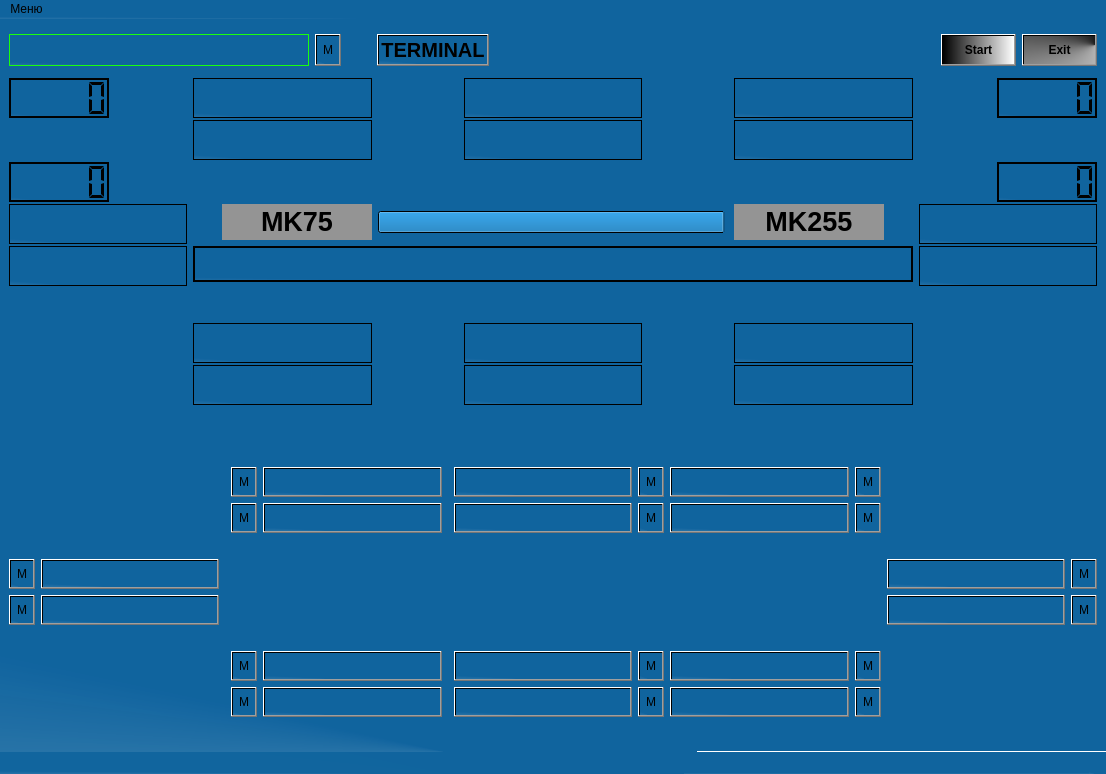
The window that Maintenance_design_manas.ui (meteoaza/maint) describes before a commit, drawn with Qt 5.
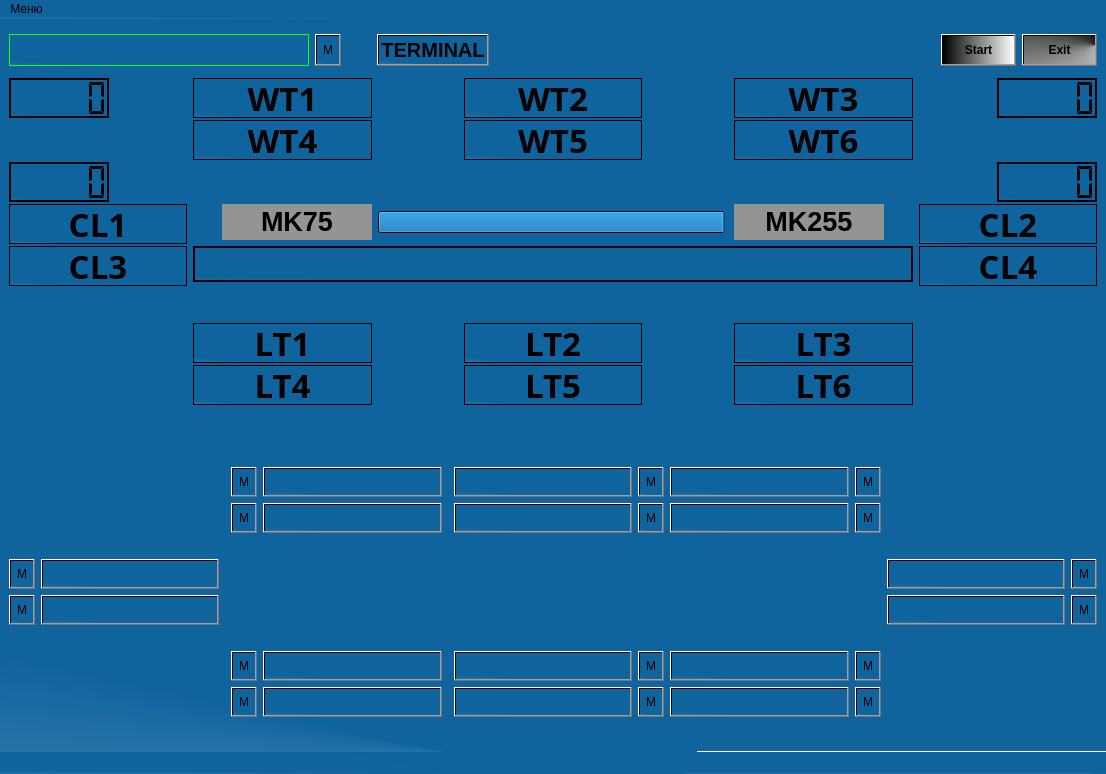
The same window after the commit. Icons and pictures are not drawn.

The edit to the form file:
```diff
--- a/Maintenance_design_manas.ui
+++ b/Maintenance_design_manas.ui
@@ -327,7 +327,7 @@
          <enum>QFrame::Sunken</enum>
         </property>
         <property name="text">
-         <string/>
+         <string>LT5</string>
         </property>
         <property name="textFormat">
          <enum>Qt::AutoText</enum>
@@ -369,7 +369,7 @@
          <enum>QFrame::Sunken</enum>
         </property>
         <property name="text">
-         <string/>
+         <string>WT1</string>
         </property>
         <property name="textFormat">
          <enum>Qt::AutoText</enum>
@@ -411,7 +411,7 @@
          <enum>QFrame::Sunken</enum>
         </property>
         <property name="text">
-         <string/>
+         <string>WT3</string>
         </property>
         <property name="textFormat">
          <enum>Qt::AutoText</enum>
@@ -453,7 +453,7 @@
          <enum>QFrame::Sunken</enum>
         </property>
         <property name="text">
-         <string/>
+         <string>LT3</string>
         </property>
         <property name="textFormat">
          <enum>Qt::AutoText</enum>
@@ -495,7 +495,7 @@
          <enum>QFrame::Sunken</enum>
         </property>
         <property name="text">
-         <string/>
+         <string>WT5</string>
         </property>
         <property name="textFormat">
          <enum>Qt::AutoText</enum>
@@ -537,7 +537,7 @@
          <enum>QFrame::Sunken</enum>
         </property>
         <property name="text">
-         <string/>
+         <string>WT2</string>
         </property>
         <property name="textFormat">
          <enum>Qt::AutoText</enum>
@@ -579,7 +579,7 @@
          <enum>QFrame::Sunken</enum>
         </property>
         <property name="text">
-         <string/>
+         <string>LT4</string>
         </property>
         <property name="textFormat">
          <enum>Qt::AutoText</enum>
@@ -621,7 +621,7 @@
          <enum>QFrame::Sunken</enum>
         </property>
         <property name="text">
-         <string/>
+         <string>LT1</string>
         </property>
         <property name="textFormat">
          <enum>Qt::AutoText</enum>
@@ -702,7 +702,7 @@
          <enum>QFrame::Sunken</enum>
         </property>
         <property name="text">
-         <string/>
+         <string>CL2</string>
         </property>
         <property name="textFormat">
          <enum>Qt::AutoText</enum>
@@ -782,7 +782,7 @@
          <enum>QFrame::Sunken</enum>
         </property>
         <property name="text">
-         <string/>
+         <string>CL3</string>
         </property>
         <property name="textFormat">
          <enum>Qt::AutoText</enum>
@@ -837,7 +837,7 @@
          <enum>QFrame::Sunken</enum>
         </property>
         <property name="text">
-         <string/>
+         <string>LT2</string>
         </property>
         <property name="textFormat">
          <enum>Qt::AutoText</enum>
@@ -879,7 +879,7 @@
          <enum>QFrame::Sunken</enum>
         </property>
         <property name="text">
-         <string/>
+         <string>CL4</string>
         </property>
         <property name="textFormat">
          <enum>Qt::AutoText</enum>
@@ -921,7 +921,7 @@
          <enum>QFrame::Sunken</enum>
         </property>
         <property name="text">
-         <string/>
+         <string>WT4</string>
         </property>
         <property name="textFormat">
          <enum>Qt::AutoText</enum>
@@ -963,7 +963,7 @@
          <enum>QFrame::Sunken</enum>
         </property>
         <property name="text">
-         <string/>
+         <string>LT6</string>
         </property>
         <property name="textFormat">
          <enum>Qt::AutoText</enum>
@@ -1041,7 +1041,7 @@
          <enum>QFrame::Sunken</enum>
         </property>
         <property name="text">
-         <string/>
+         <string>WT6</string>
         </property>
         <property name="textFormat">
          <enum>Qt::AutoText</enum>
@@ -1137,7 +1137,7 @@
          <enum>QFrame::Sunken</enum>
         </property>
         <property name="text">
-         <string/>
+         <string>CL1</string>
         </property>
         <property name="textFormat">
          <enum>Qt::AutoText</enum>
```
Left out of the diff: 74 changed lines with no effect on the pictures.
